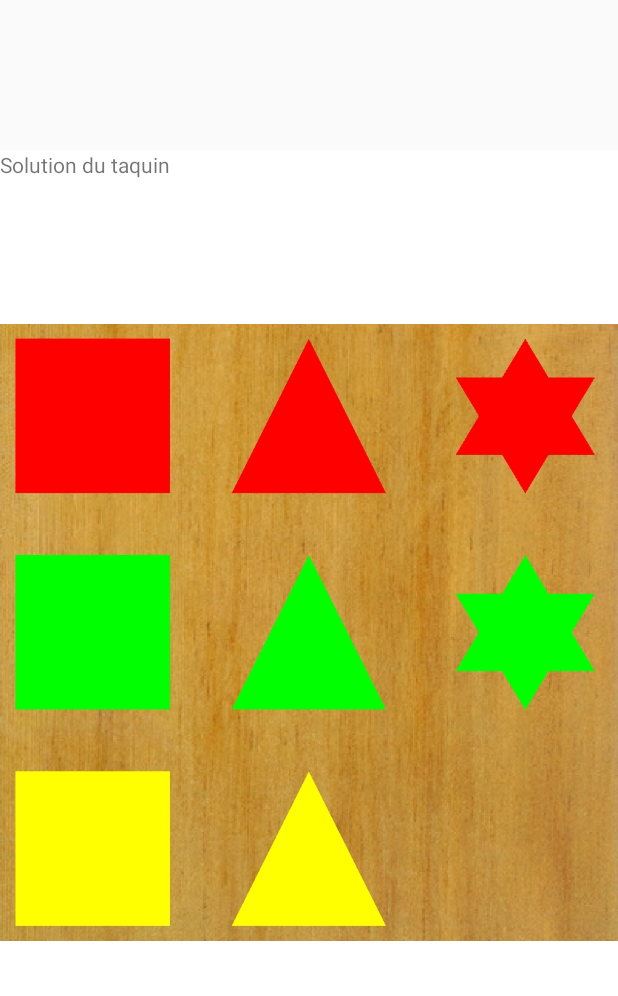
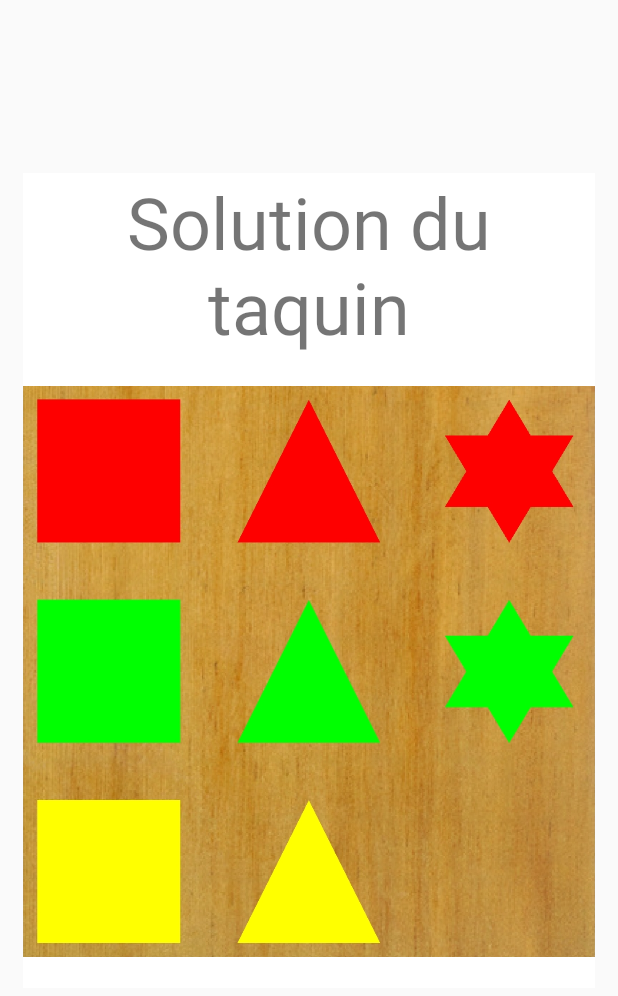
Before and after one commit to SamirToularhmine/TaquinGLES, an Android app: the layout popup_solution.xml on its own in the app's theme, with its tools: preview values and no code run, on a phone screen of 412 x 824 dp. Shown: the top 996 px of the screen. Run offline under Robolectric (Android 15) with nearby library versions, the phone set to English and light mode, and no system bars.

Commit message:
Fin popup solution

```diff
--- a/app/src/main/res/layout/popup_solution.xml
+++ b/app/src/main/res/layout/popup_solution.xml
@@ -6,20 +6,23 @@
     android:orientation="vertical"
     android:gravity="center"
     android:paddingTop="100dp"
-    android:paddingBottom="100dp">
+    android:paddingBottom="150dp">
 
     <LinearLayout
         android:layout_width="wrap_content"
         android:layout_height="wrap_content"
         android:background="@android:color/white"
         android:orientation="vertical"
-        android:textAlignment="center"
+        android:layout_gravity="center"
+        android:layout_margin="15dp"
         >
 
         <TextView
             android:layout_width="match_parent"
             android:layout_height="wrap_content"
-            android:text="Solution du taquin"/>
+            android:textAlignment="center"
+            android:textSize="@android:dimen/app_icon_size"
+            android:text="@string/solution_du_taquin"/>
 
         <ImageView
             android:id="@+id/imageSolution"
--- a/app/src/main/res/values/strings.xml
+++ b/app/src/main/res/values/strings.xml
@@ -11,4 +11,5 @@
     <string name="recommencer">Recommencer</string>
     <string name="perdu">Vous avez perdu !</string>
     <string name="gagne">Vous avez gagné !</string>
+    <string name="solution_du_taquin">Solution du taquin</string>
 </resources>
```
